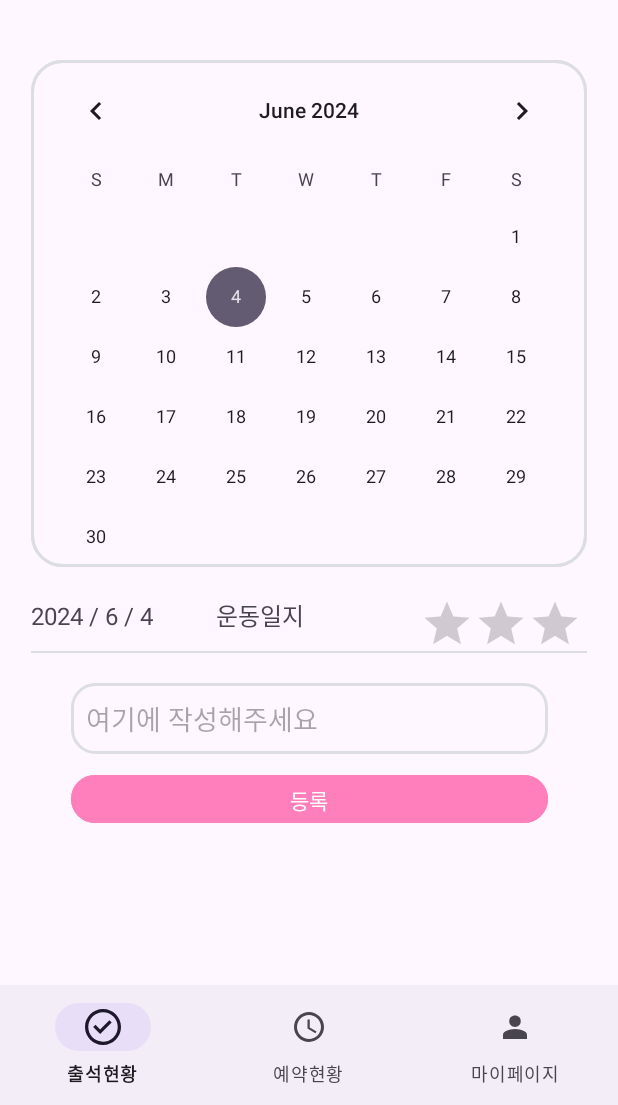
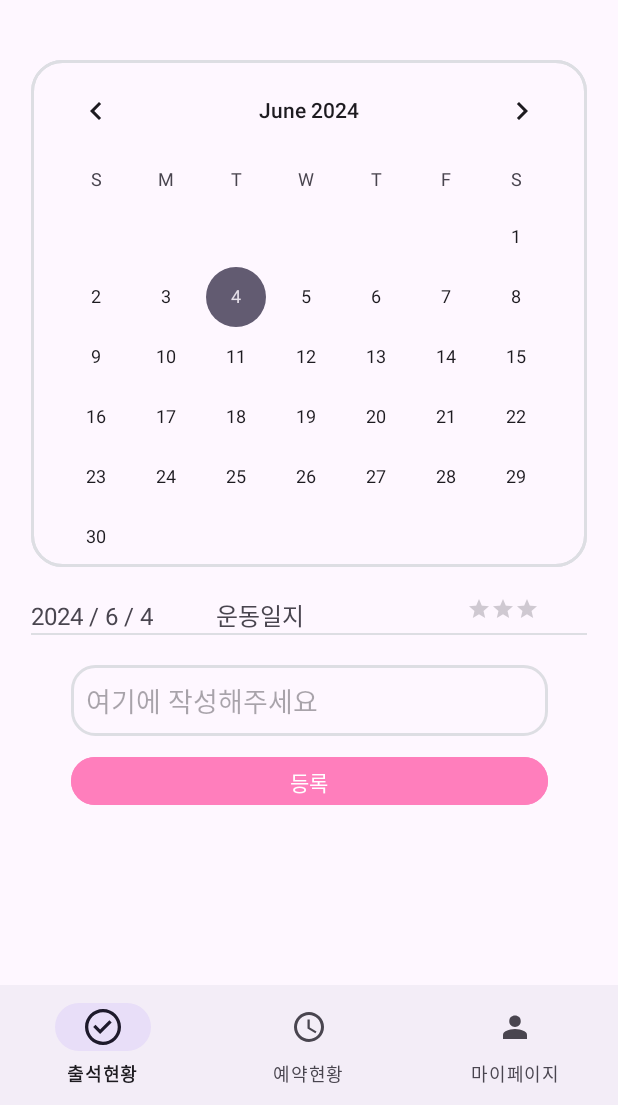
Before and after one commit to MobileFitCheckApp/merge, an Android app: the AttendFragment screen opened directly, with no data from a screen before it, on a phone screen of 412 x 824 dp, the part 131-1236 px from its top. Run offline under Robolectric (Android 15) with nearby library versions, the light colour scheme and no system bars.

Commit message:
fix: 별점크기 수정

```diff
--- a/app/src/main/res/layout/fragment_attend.xml
+++ b/app/src/main/res/layout/fragment_attend.xml
@@ -47,8 +47,6 @@
                 android:layout_height="wrap_content"
                 android:layout_marginTop="20dp"
                 android:layout_marginBottom="8dp"
-                android:layout_marginStart="16dp"
-                android:layout_marginEnd="16dp"
                 android:orientation="horizontal"
                 android:textAlignment="center"
                 app:layout_constraintLeft_toLeftOf="parent"
@@ -80,12 +78,16 @@
                     <RatingBar
                         android:id="@+id/starRate"
                         android:isIndicator="false"
-                        style="?android:attr/ratingBarStyleIndicator"
-                        android:layout_width="match_parent"
-                        android:layout_height="match_parent"
+                        style="?android:attr/ratingBarStyleSmall"
+                        android:layout_width="wrap_content"
+                        android:layout_height="wrap_content"
                         android:numStars="3"
                         android:rating="0"
-                        android:stepSize="1" />
+                        android:stepSize="1"
+                        app:layout_constraintTop_toTopOf="parent"
+                        app:layout_constraintStart_toStartOf="parent"
+                        app:layout_constraintEnd_toEndOf="parent"
+                        app:layout_constraintBottom_toBottomOf="parent" />
                 </LinearLayout>
 
             </LinearLayout>
```
